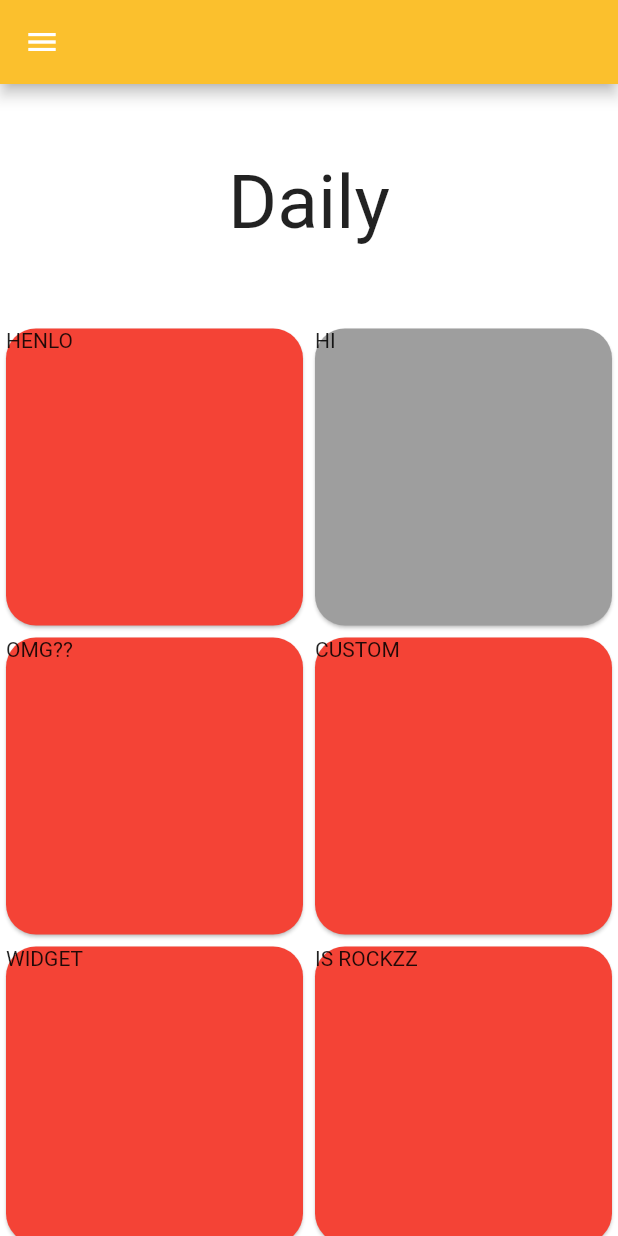
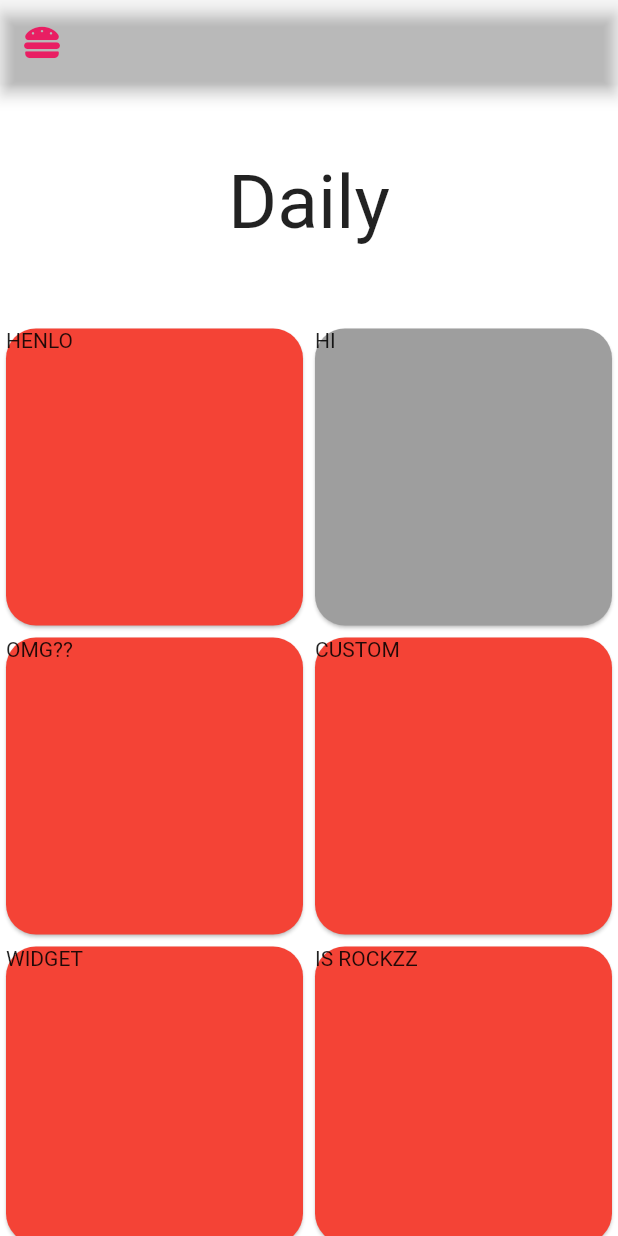
Before and after one commit to notGelo/FinalAcademicProject, a Flutter app: the DailyPage screen opened by its route, on a phone screen of 412 x 824 dp. Run offline on Flutter 3.47's test engine with Material 2 defaults, Android fonts, the phone set to English and light mode, and no system bars; our stand-ins replace font_awesome_flutter.

Commit message:
LETS FAKIN GOOO

```diff
--- a/lib/screens/daily_screen.dart
+++ b/lib/screens/daily_screen.dart
@@ -1,6 +1,7 @@
 import 'package:flutter/material.dart';
 import 'package:grubhie/utilities/navBar.dart';
 import 'package:grubhie/utilities/constants.dart';
+import 'package:font_awesome_flutter/font_awesome_flutter.dart';
 
 class DailyPage extends StatefulWidget {
   const DailyPage({Key? key}) : super(key: key);
@@ -15,7 +16,11 @@ class _DailyPageState extends State<DailyPage> {
     return SafeArea(
       child: Scaffold(
         appBar: new AppBar(
-          backgroundColor: Colors.yellow[700],
+          backgroundColor: Colors.transparent,
+          leading: Icon(
+            FontAwesomeIcons.hamburger,
+            color: Colors.pink,
+          ),
         ),
         drawer: NavBar(),
         body: ListView(
--- a/lib/utilities/navBar.dart
+++ b/lib/utilities/navBar.dart
@@ -62,7 +62,7 @@ class _NavBarState extends State<NavBar> {
                 Navigator.pushNamed(context, '/ingredients');
               }),
           ListTile(
-              leading: Icon(FontAwesomeIcons.hamburger),
+              leading: Icon(FontAwesomeIcons.hotdog),
               title: Text('What to Buy/Grocery List'),
               onTap: () {
                 Navigator.pop(context);
```
Also changed, not shown: lib/screens/home_screen.dart (+10 -21 lines), assets/images/bg_home.png (deleted).
